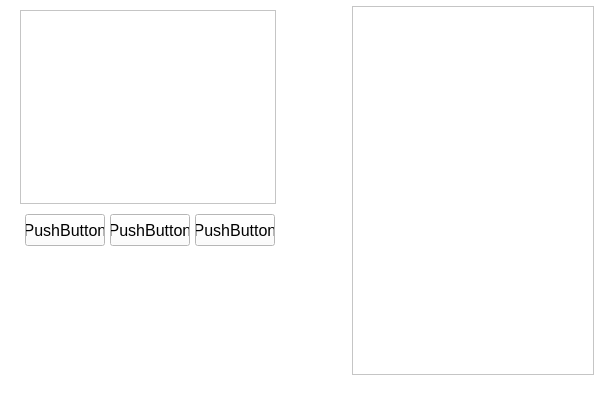
Above: launcher.ui from milkivei7/Launcher before the change. Below: the same form after it.
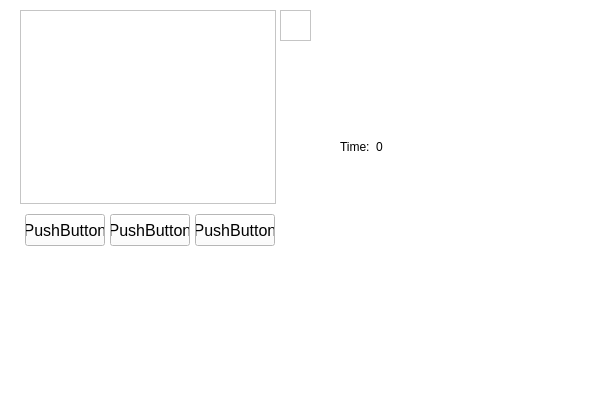
That is the form after the change.

The edit to the form file:
```diff
--- a/launcher.ui
+++ b/launcher.ui
@@ -33,10 +33,10 @@
    <widget class="QListWidget" name="hideWidget">
     <property name="geometry">
      <rect>
-      <x>352</x>
-      <y>6</y>
-      <width>242</width>
-      <height>369</height>
+      <x>280</x>
+      <y>10</y>
+      <width>31</width>
+      <height>31</height>
      </rect>
     </property>
    </widget>
@@ -190,6 +190,35 @@
      </item>
     </layout>
    </widget>
+   <widget class="QWidget" name="">
+    <property name="geometry">
+     <rect>
+      <x>340</x>
+      <y>140</y>
+      <width>65</width>
+      <height>14</height>
+     </rect>
+    </property>
+    <layout class="QHBoxLayout" name="horizontalLayout_2">
+     <item>
+      <widget class="QLabel" name="label">
+       <property name="styleSheet">
+        <string notr="true">color: black;</string>
+       </property>
+       <property name="text">
+        <string>Time:</string>
+       </property>
+      </widget>
+     </item>
+     <item>
+      <widget class="QLabel" name="timeLabel">
+       <property name="text">
+        <string>0</string>
+       </property>
+      </widget>
+     </item>
+    </layout>
+   </widget>
   </widget>
   <widget class="QMenuBar" name="menubar">
    <property name="geometry">
```
